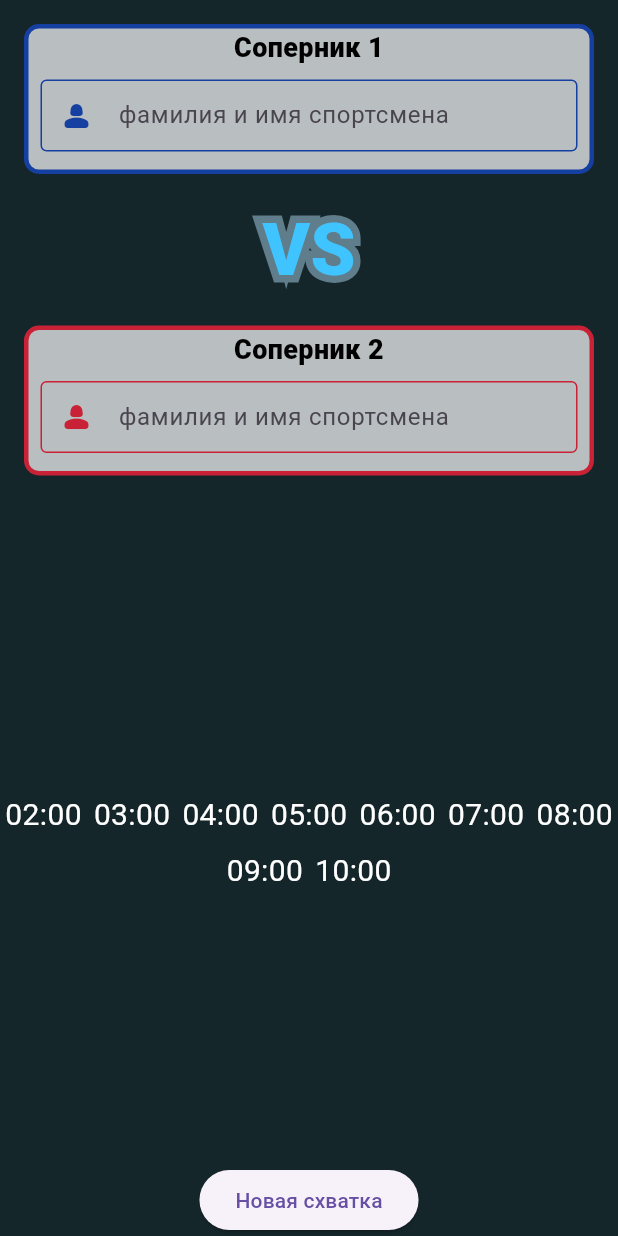
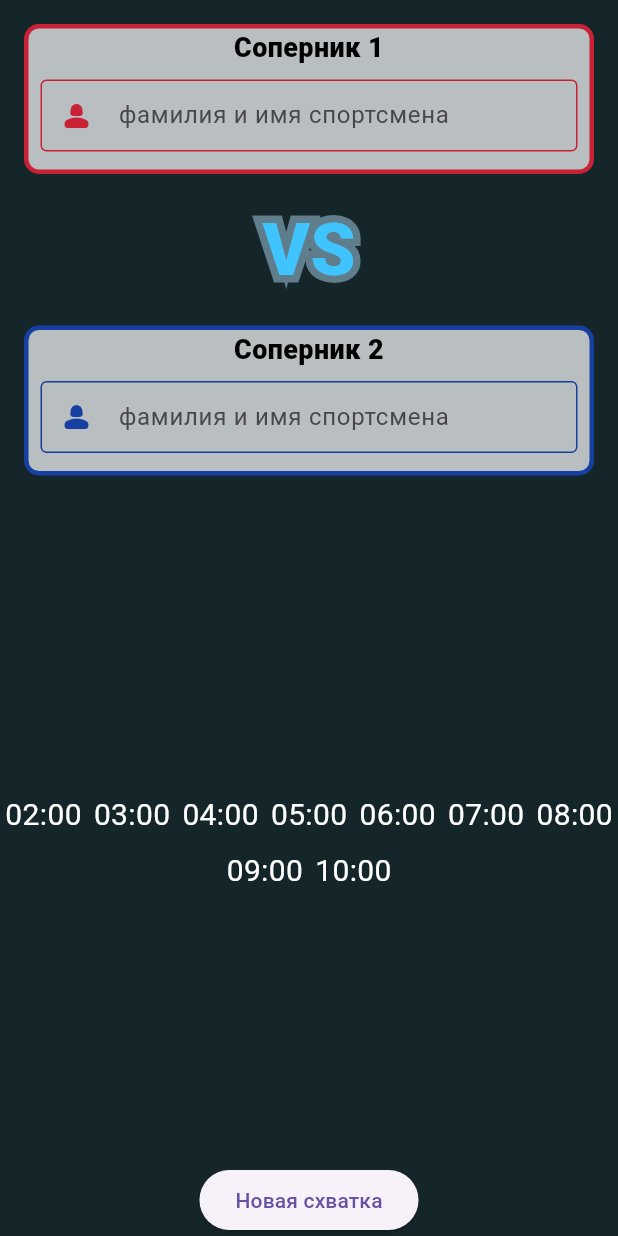
Before and after one commit to krs83/bjj_scoreboard, a Flutter app: the screen it shows after launch, on a phone screen of 412 x 824 dp. Run offline on Flutter 3.47's test engine with Material 3 defaults, Android fonts, the phone set to English and light mode, and no system bars; missing offline and left inert: chronograph, flutter_3d_choice_chip.

Commit message:
fix: colors codes

```diff
--- a/lib/constants.dart
+++ b/lib/constants.dart
@@ -1,6 +1,6 @@
 import 'package:flutter/material.dart';
 
-Color kRedSection = Color(0xFF153fa1);
-Color kBlueSection = Color(0xFFc92236);
+Color kRedSection = Color(0xFFc92236);
+Color kBlueSection = Color(0xFF153fa1);
 Color kYellowTimer = Color(0xFFfbbb15);
 Color kAppBackGroundColor = Color(0xFF15262b);
```
